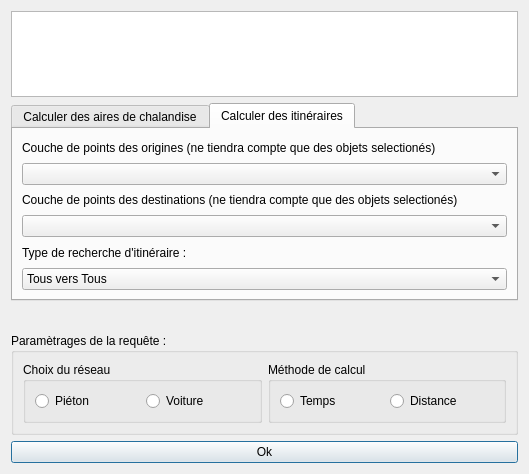
Qt form iso_ign_dialog_base.ui (cartoinddigo/iso_ign) before a commit.
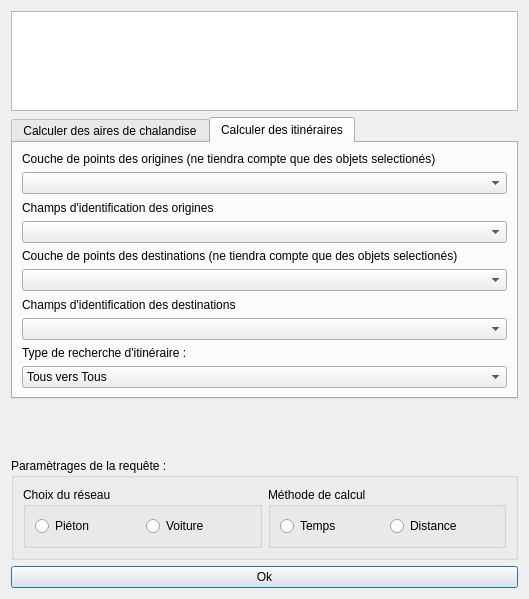
The same form after that commit. The open tabs and pages were chosen to show the change. Custom widgets are drawn as their Qt base class.

```diff
--- a/iso_ign_dialog_base.ui
+++ b/iso_ign_dialog_base.ui
@@ -7,7 +7,7 @@
     <x>0</x>
     <y>0</y>
     <width>529</width>
-    <height>474</height>
+    <height>599</height>
    </rect>
   </property>
   <property name="windowTitle">
@@ -97,6 +97,16 @@
        <item>
         <widget class="QgsMapLayerComboBox" name="orily_picker"/>
        </item>
+       <item>
+        <widget class="QLabel" name="label_7">
+         <property name="text">
+          <string>Champs d'identification des origines</string>
+         </property>
+        </widget>
+       </item>
+       <item>
+        <widget class="QgsFieldComboBox" name="orifield_picker"/>
+       </item>
        <item>
         <widget class="QLabel" name="label_5">
          <property name="text">
@@ -107,6 +117,16 @@
        <item>
         <widget class="QgsMapLayerComboBox" name="destly_picker"/>
        </item>
+       <item>
+        <widget class="QLabel" name="label_8">
+         <property name="text">
+          <string>Champs d'identification des destinations</string>
+         </property>
+        </widget>
+       </item>
+       <item>
+        <widget class="QgsFieldComboBox" name="destfield_picker"/>
+       </item>
        <item>
         <widget class="QLabel" name="label">
          <property name="text">
@@ -215,6 +235,11 @@
   </layout>
  </widget>
  <customwidgets>
+  <customwidget>
+   <class>QgsFieldComboBox</class>
+   <extends>QComboBox</extends>
+   <header>qgsfieldcombobox.h</header>
+  </customwidget>
   <customwidget>
    <class>QgsMapLayerComboBox</class>
    <extends>QComboBox</extends>
```
